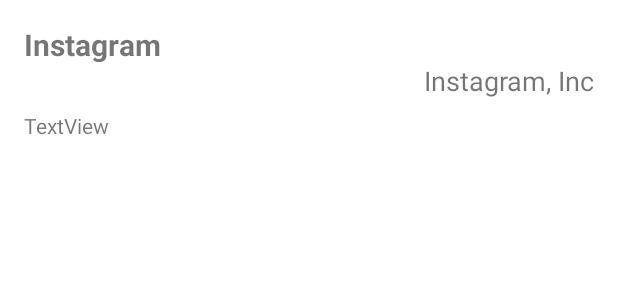
After one commit to Zaanol/Android-RSSReader, an Android app: the layout list_records.xml on its own in the app's theme, with its tools: preview values and no code run, on a phone screen of 412 x 824 dp. The commit adds this screen. Shown: the top 300 px of the screen. Run offline under Robolectric (Android 15) with nearby library versions, the phone set to English and light mode, and no system bars.

Commit message:
Created list Adapter for layout custom

```diff
--- /dev/null
+++ b/app/src/main/res/layout/list_records.xml
@@ -0,0 +1,55 @@
+<?xml version="1.0" encoding="utf-8"?>
+<androidx.constraintlayout.widget.ConstraintLayout
+    xmlns:android="http://schemas.android.com/apk/res/android"
+    xmlns:app="http://schemas.android.com/apk/res-auto"
+    xmlns:tools="http://schemas.android.com/tools"
+    android:layout_width="match_parent"
+    android:layout_height="match_parent">
+
+    <TextView
+        android:id="@+id/tvName"
+        android:layout_width="0dp"
+        android:layout_height="25dp"
+        android:layout_marginStart="16dp"
+        android:layout_marginLeft="16dp"
+        android:layout_marginTop="16dp"
+        android:layout_marginEnd="16dp"
+        android:layout_marginRight="16dp"
+        android:text="Instagram"
+        android:textSize="20sp"
+        android:textStyle="bold"
+        app:layout_constraintEnd_toEndOf="parent"
+        app:layout_constraintHorizontal_bias="0.428"
+        app:layout_constraintStart_toStartOf="parent"
+        app:layout_constraintTop_toTopOf="parent" />
+
+    <TextView
+        android:id="@+id/tvArtist"
+        android:layout_width="0dp"
+        android:layout_height="wrap_content"
+        android:layout_marginStart="16dp"
+        android:layout_marginLeft="16dp"
+        android:layout_marginEnd="16dp"
+        android:layout_marginRight="16dp"
+        android:gravity="right"
+        android:text="Instagram, Inc"
+        android:textIsSelectable="false"
+        android:textSize="18sp"
+        app:layout_constraintEnd_toEndOf="parent"
+        app:layout_constraintStart_toStartOf="parent"
+        app:layout_constraintTop_toBottomOf="@+id/tvName" />
+
+    <TextView
+        android:id="@+id/tvSummary"
+        android:layout_width="0dp"
+        android:layout_height="wrap_content"
+        android:layout_marginStart="16dp"
+        android:layout_marginLeft="16dp"
+        android:layout_marginTop="8dp"
+        android:layout_marginEnd="16dp"
+        android:layout_marginRight="16dp"
+        android:text="TextView"
+        app:layout_constraintEnd_toEndOf="parent"
+        app:layout_constraintStart_toStartOf="parent"
+        app:layout_constraintTop_toBottomOf="@+id/tvArtist" />
+</androidx.constraintlayout.widget.ConstraintLayout>
```
Also changed, not shown: app/src/main/java/com/zanol/rssreader/FeedAdapter.java (added, +67 -0 lines), app/src/main/java/com/zanol/rssreader/MainActivity.java (+8 -1 lines).
